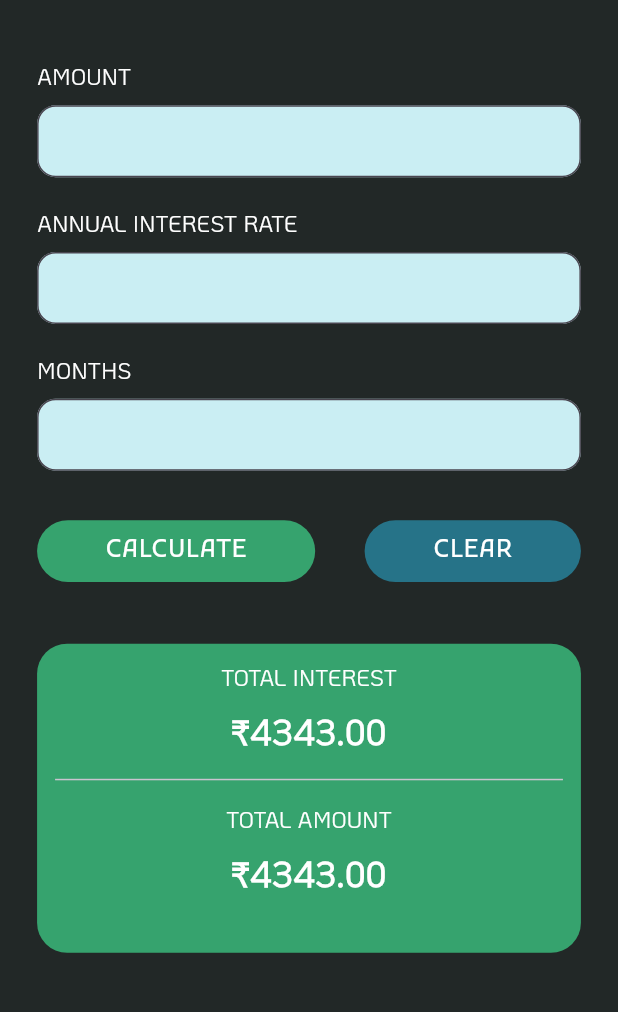
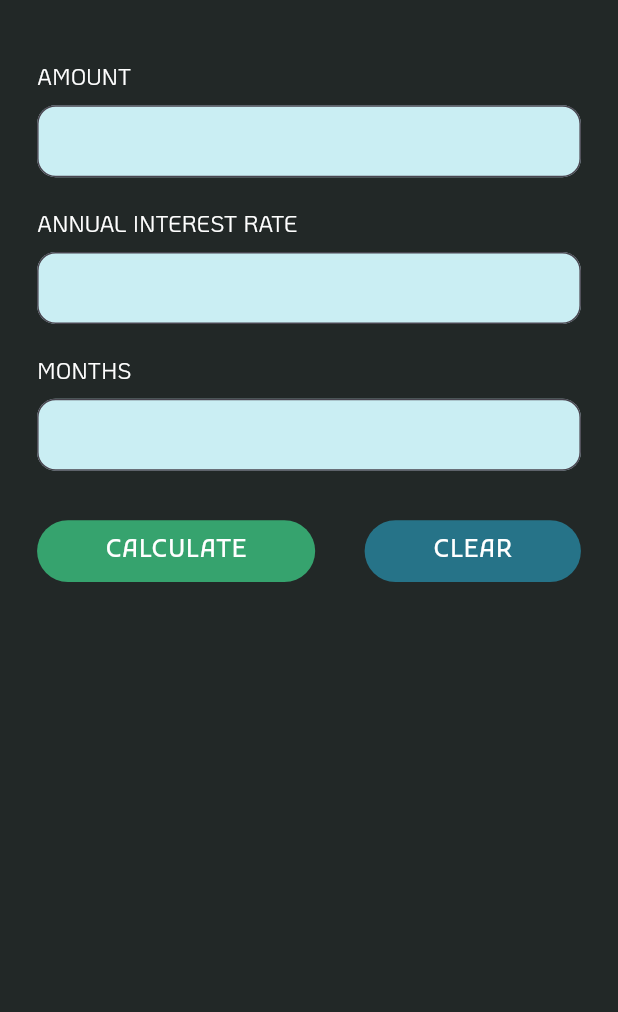
Before and after one commit to Shaham-Ahammed/fd-calculator, a Flutter app: the screen it shows after launch, on a phone screen of 412 x 824 dp, the part 124-1136 px from its top. Run offline on Flutter 3.47's test engine with Material 3 defaults, Android fonts, the phone set to English and light mode, and no system bars.

```diff
--- a/lib/home.dart
+++ b/lib/home.dart
@@ -1,6 +1,10 @@
+// ignore_for_file: must_be_immutable
+
 import 'package:fd_calculator/home_widgets.dart';
 import 'package:fd_calculator/resusable_widgets.dart';
 import 'package:flutter/material.dart';
+
+ValueNotifier<bool> isCalculatePressed = ValueNotifier<bool>(false);
 
 class Home extends StatelessWidget {
   const Home({super.key});
@@ -43,9 +47,12 @@ class Home extends StatelessWidget {
                   SizedBox(
                     height: mediaqueryHeight(0.05, context),
                   ),
-                  Container(
+                  ValueListenableBuilder(
+                    valueListenable: isCalculatePressed,
+                    builder: (context, value, child) {
+                      if (value) {
+                        return Container(
                           width: double.infinity,
-                    height: mediaqueryHeight(0.25, context),
                           decoration: finalBoxDecoration(),
                           child: Padding(
                             padding: const EdgeInsets.all(12.0),
@@ -58,8 +65,12 @@ class Home extends StatelessWidget {
                                     koho,
                                     Colors.white),
                                 const FinalBoxSizedBox(),
-                          myText("₹4343.00", mediaqueryHeight(0.028, context),
-                              koho, Colors.white, FontWeight.bold),
+                                myText(
+                                    "₹434.00",
+                                    mediaqueryHeight(0.028, context),
+                                    koho,
+                                    Colors.white,
+                                    FontWeight.bold),
                                 const FinalBoxSizedBox(),
                                 const Divider(),
                                 const FinalBoxSizedBox(),
@@ -69,11 +80,20 @@ class Home extends StatelessWidget {
                                     koho,
                                     Colors.white),
                                 const FinalBoxSizedBox(),
-                          myText("₹4343.00", mediaqueryHeight(0.028, context),
-                              koho, Colors.white, FontWeight.bold)
+                                myText(
+                                    "₹4343.00",
+                                    mediaqueryHeight(0.028, context),
+                                    koho,
+                                    Colors.white,
+                                    FontWeight.bold)
                               ],
                             ),
                           ),
+                        );
+                      } else {
+                        return Container();
+                      }
+                    },
                   )
                 ],
               ),
--- a/lib/home_widgets.dart
+++ b/lib/home_widgets.dart
@@ -1,3 +1,4 @@
+import 'package:fd_calculator/home.dart';
 import 'package:fd_calculator/resusable_widgets.dart';
 import 'package:flutter/material.dart';
 
@@ -6,6 +7,7 @@ import 'package:flutter/material.dart';
       borderRadius: BorderRadius.circular(20),
       color: const Color.fromRGBO(54, 163, 110, 100));
 }
+
 class FinalBoxSizedBox extends StatelessWidget {
   const FinalBoxSizedBox({
     super.key,
@@ -27,6 +29,10 @@ class ClearButton extends StatelessWidget {
   @override
   Widget build(BuildContext context) {
     return InkWell(
+      borderRadius: BorderRadius.circular(90),
+      onTap: () {
+        isCalculatePressed.value = false;
+      },
       child: Ink(
         width: mediaqueryWidth(0.35, context),
         height: mediaqueryHeight(0.05, context),
@@ -35,10 +41,7 @@ class ClearButton extends StatelessWidget {
             borderRadius: BorderRadius.circular(90)),
         child: Center(
           child: myText(
-              "CLEAR",
-              mediaqueryHeight(0.02, context),
-              kufam,
-              Colors.white),
+              "CLEAR", mediaqueryHeight(0.02, context), kufam, Colors.white),
         ),
       ),
     );
@@ -53,6 +56,10 @@ class CalculateButton extends StatelessWidget {
   @override
   Widget build(BuildContext context) {
     return InkWell(
+      borderRadius: BorderRadius.circular(90),
+      onTap: () {
+        isCalculatePressed.value = true;
+      },
       child: Ink(
         width: mediaqueryWidth(0.45, context),
         height: mediaqueryHeight(0.05, context),
@@ -60,10 +67,7 @@ class CalculateButton extends StatelessWidget {
             color: const Color.fromRGBO(54, 163, 110, 100),
             borderRadius: BorderRadius.circular(90)),
         child: Center(
-          child: myText(
-              "CALCULATE",
-              mediaqueryHeight(0.02, context),
-              kufam,
+          child: myText("CALCULATE", mediaqueryHeight(0.02, context), kufam,
               Colors.white),
         ),
       ),
@@ -96,24 +100,26 @@ textFields(String heading, context) {
   return Column(
     crossAxisAlignment: CrossAxisAlignment.start,
     children: [
-      myText(heading, mediaqueryHeight(0.018, context), koho, Colors.white,),
+      myText(
+        heading,
+        mediaqueryHeight(0.018, context),
+        koho,
+        Colors.white,
+      ),
       SizedBox(height: mediaqueryHeight(0.01, context)),
       TextFormField(
         cursorColor: Colors.black,
         keyboardType: TextInputType.number,
         decoration: InputDecoration(
-
-          contentPadding: EdgeInsets.symmetric(vertical:10,horizontal: 10),
+            contentPadding: EdgeInsets.symmetric(vertical: 10, horizontal: 10),
             filled: true,
             fillColor: const Color.fromRGBO(202, 238, 243, 100),
             border: OutlineInputBorder(
-
                 borderSide: const BorderSide(
                     strokeAlign: BorderSide.strokeAlignOutside),
                 borderRadius:
                     BorderRadius.circular(mediaqueryWidth(0.03, context))),
             focusedBorder: const OutlineInputBorder(
-
                 borderSide:
                     BorderSide(color: Color.fromARGB(255, 24, 216, 139)))),
       )
--- a/lib/main.dart
+++ b/lib/main.dart
@@ -2,18 +2,18 @@ import 'package:fd_calculator/home.dart';
 import 'package:flutter/material.dart';
 
 void main(List<String> args) {
-  runApp(app());
+  runApp(const App());
 }
 
-class app extends StatelessWidget {
-  const app({super.key});
+class App extends StatelessWidget {
+  const App({super.key});
 
   @override
   Widget build(BuildContext context) {
     return MaterialApp(
       debugShowCheckedModeBanner: false,
       theme: ThemeData(),
-      home: Home(),
+      home:  const Home(),
     );
   }
 }
```
Also changed, not shown: 1 other file. Lines whose indentation alone changed are shown as unchanged.
